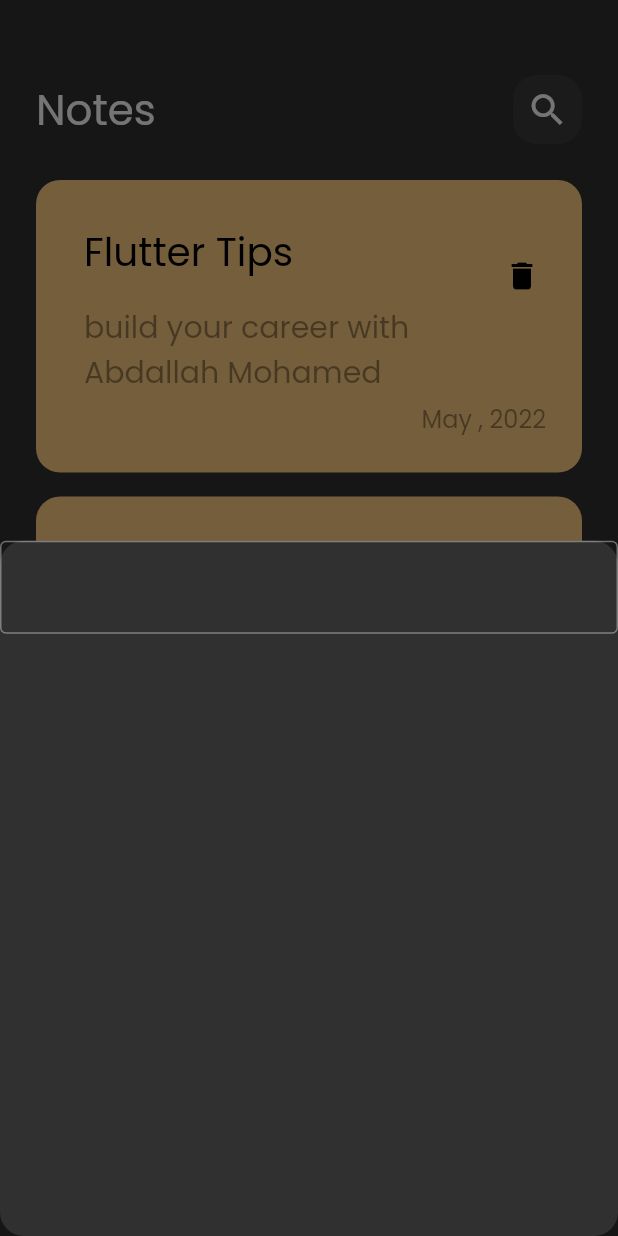
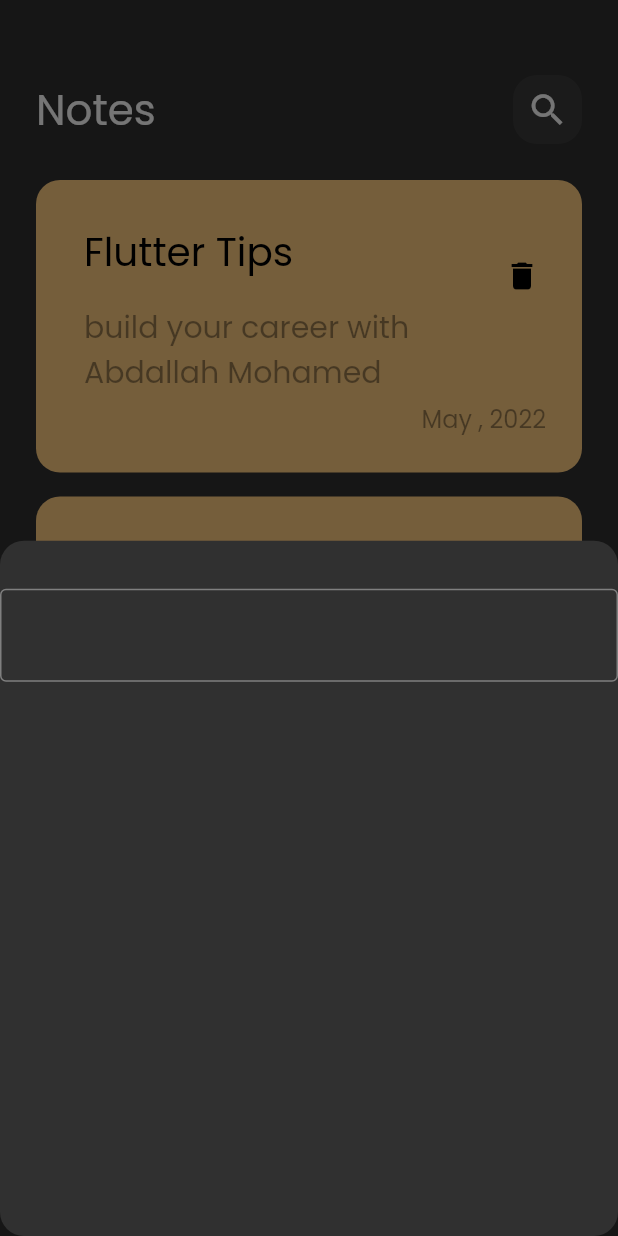
Before and after one commit to Abdallah-Mohamed-Abdallah-AbdulRazzaq/notes_app, a Flutter app: the screen it shows after launch, after a tap on the "add" icon, on a phone screen of 412 x 824 dp. Run offline on Flutter 3.47's test engine with Material 2 defaults, Android fonts, the phone set to English and light mode, and no system bars; missing offline and left inert: dart:html.

Commit message:
Add SizedBox and Widget height

```diff
--- a/lib/views/widgets/add_note_bottom_sheet.dart
+++ b/lib/views/widgets/add_note_bottom_sheet.dart
@@ -8,6 +8,9 @@ class AddNoteBottomSheet extends StatelessWidget {
   Widget build(BuildContext context) {
     return Column(
       children: [
+        SizedBox(
+          height: 32,
+        ),
         CustomTextField(),
       ],
     );
```
